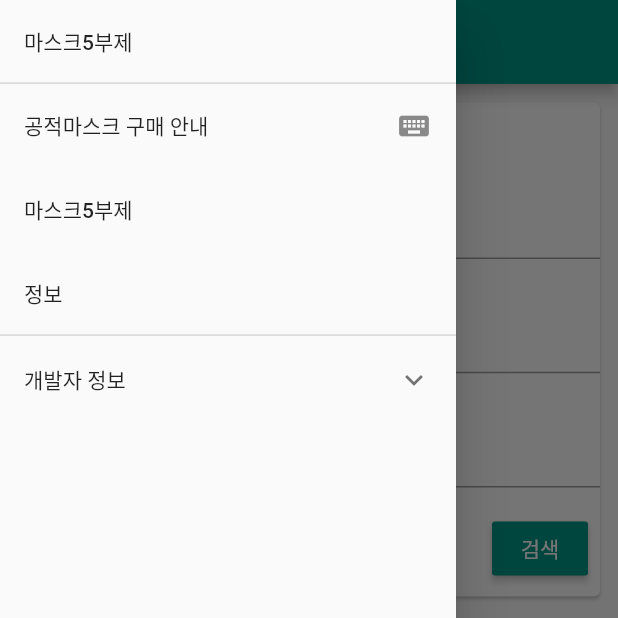
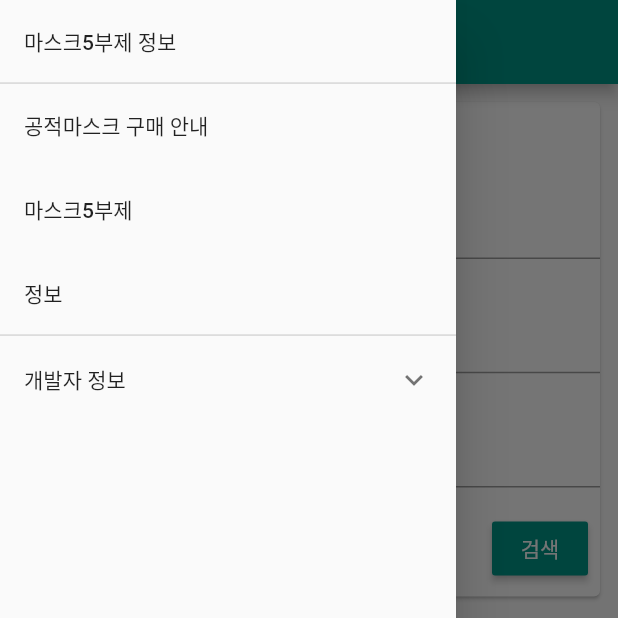
Before and after one commit to JAICHANGPARK/flutter_korea_covid_19, a Flutter app: the screen it shows after launch, with the side drawer open, on a phone screen of 412 x 824 dp, the top half of it. Run offline on Flutter 3.47's test engine with Material 2 defaults, Android fonts, the phone set to English and light mode, and no system bars; our stand-ins replace firebase_remote_config, google_fonts, hive, shared_preferences, webview_flutter; accounts and stored records are empty; network calls fail.

Commit message:
Update main.dart

```diff
--- a/lib/main.dart
+++ b/lib/main.dart
@@ -7,6 +7,7 @@ import 'package:fluttermasktest/model/mask.dart';
 import 'package:fluttermasktest/model/recent.dart';
 import 'package:fluttermasktest/model/search.dart';
 import 'package:fluttermasktest/ui/common/notification_item.dart';
+import 'package:fluttermasktest/ui/screen/info_web_view_page.dart';
 import 'package:hive/hive.dart';
 
 import 'package:http/http.dart' as http;
@@ -137,7 +138,7 @@ class _MyHomePageState extends State<MyHomePage> {
         child: ListView(
           children: <Widget>[
             ListTile(
-              title: Text('마스크5부제'),
+              title: Text('마스크5부제 정보'),
             ),
             Divider(
               height: 0,
@@ -145,7 +146,11 @@ class _MyHomePageState extends State<MyHomePage> {
             ),
             ListTile(
               title: Text('공적마스크 구매 안내'),
-              trailing: Icon(Icons.keyboard),
+                onTap: (){
+                Navigator.of(context).push(MaterialPageRoute(
+                  builder: (context) => InformationWebViewPage(url: "http://ncov.mohw.go.kr/shBoardView.do?brdId=3&brdGubun=36&ncvContSeq=1092")
+                ));
+                },
             ),
             ListTile(
               title: Text('마스크5부제'),
```
